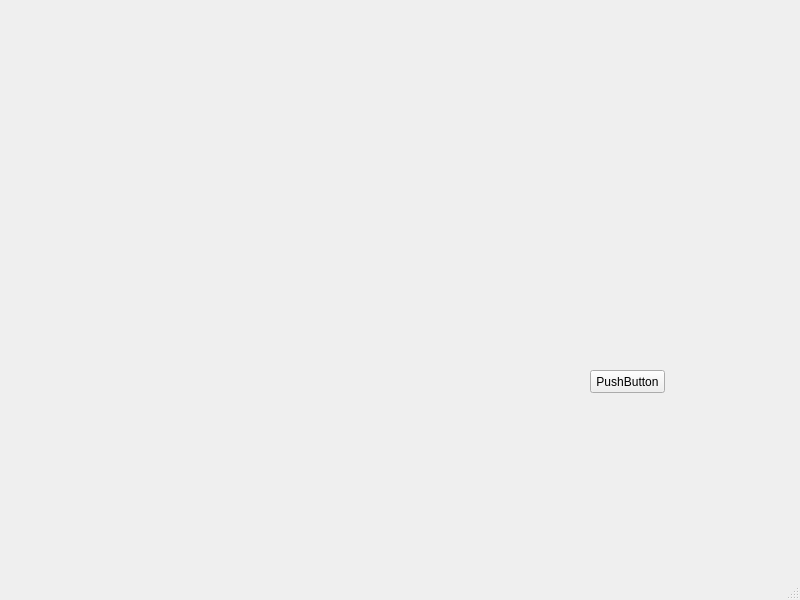
Old version of the form Kontrahent/kontrahentdodajwojewodztwo.ui in the repository Astropl/TestRamek.
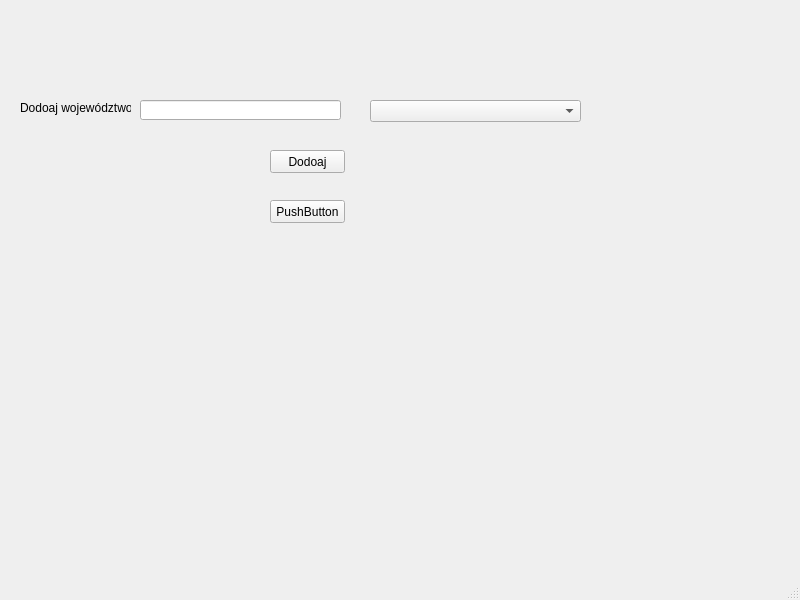
New version of the form.

```diff
--- a/Kontrahent/kontrahentdodajwojewodztwo.ui
+++ b/Kontrahent/kontrahentdodajwojewodztwo.ui
@@ -17,8 +17,8 @@
    <widget class="QPushButton" name="pushButton">
     <property name="geometry">
      <rect>
-      <x>590</x>
-      <y>370</y>
+      <x>270</x>
+      <y>200</y>
       <width>75</width>
       <height>23</height>
      </rect>
@@ -27,6 +27,52 @@
      <string>PushButton</string>
     </property>
    </widget>
+   <widget class="QPushButton" name="pushButton_2">
+    <property name="geometry">
+     <rect>
+      <x>270</x>
+      <y>150</y>
+      <width>75</width>
+      <height>23</height>
+     </rect>
+    </property>
+    <property name="text">
+     <string>Dodoaj</string>
+    </property>
+   </widget>
+   <widget class="QComboBox" name="comboBoxDodajWojewodztwa">
+    <property name="geometry">
+     <rect>
+      <x>370</x>
+      <y>100</y>
+      <width>211</width>
+      <height>22</height>
+     </rect>
+    </property>
+   </widget>
+   <widget class="QLabel" name="label">
+    <property name="geometry">
+     <rect>
+      <x>20</x>
+      <y>100</y>
+      <width>111</width>
+      <height>16</height>
+     </rect>
+    </property>
+    <property name="text">
+     <string>Dodoaj województwo</string>
+    </property>
+   </widget>
+   <widget class="QLineEdit" name="lineEditDodajWojewodztwa">
+    <property name="geometry">
+     <rect>
+      <x>140</x>
+      <y>100</y>
+      <width>201</width>
+      <height>20</height>
+     </rect>
+    </property>
+   </widget>
   </widget>
   <widget class="QMenuBar" name="menubar">
    <property name="geometry">
```
